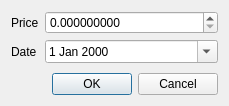
Old version of the form src/views/ui_files/dialogs/set_security_price_dialog.ui in the repository JakubFranek/Kapytal.
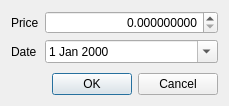
New version of the form.

What changed in the file:
```diff
--- a/src/views/ui_files/dialogs/set_security_price_dialog.ui
+++ b/src/views/ui_files/dialogs/set_security_price_dialog.ui
@@ -38,6 +38,9 @@
      </item>
      <item row="0" column="1">
       <widget class="QDoubleSpinBox" name="priceDoubleSpinBox">
+       <property name="alignment">
+        <set>Qt::AlignRight|Qt::AlignTrailing|Qt::AlignVCenter</set>
+       </property>
        <property name="showGroupSeparator" stdset="0">
         <bool>true</bool>
        </property>
```
